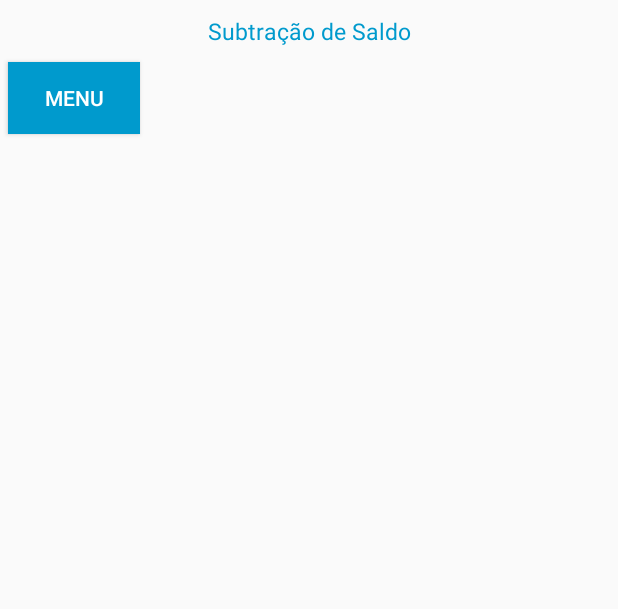
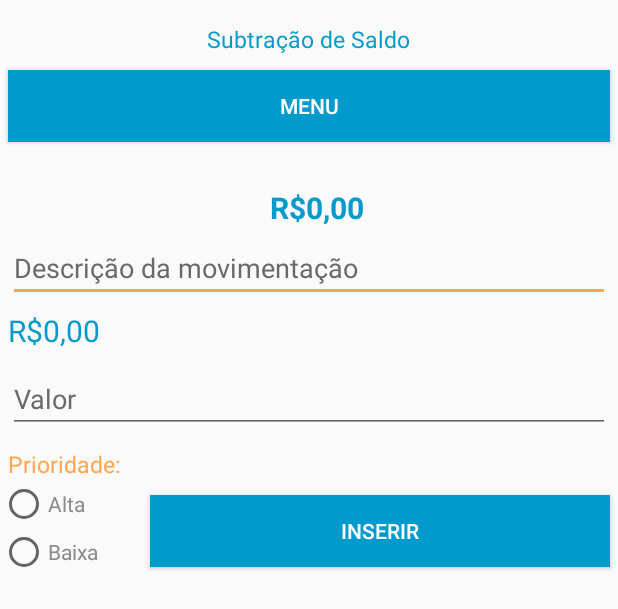
Before and after one commit to contazul/appcontazul, an Android app: the layout activity_subtracao_de_saldo.xml on its own in the app's theme, with its tools: preview values and no code run, on a phone screen of 412 x 824 dp. Shown: the top 609 px of the screen. Run offline under Robolectric (Android 15) with nearby library versions, the phone set to English and light mode, and no system bars.

Commit message:
Alterei o layout

```diff
--- a/app/src/main/java/br/com/appcontazul/activity/SubtracaoDeSaldoActivity.java
+++ b/app/src/main/java/br/com/appcontazul/activity/SubtracaoDeSaldoActivity.java
@@ -71,6 +71,7 @@ public class SubtracaoDeSaldoActivity extends AppCompatActivity {
 
         Requisicao requisicao = new Requisicao();
         this.listaSubtracaoSaldo = (ListView) findViewById(R.id.listaSaldoConta);
+        this.listaSubtracaoSaldo.setScrollbarFadingEnabled(false);
         this.adaptador04 = new Adaptador04(requisicao.requestListaSubtracaoSaldo(),this);
         this.listaSubtracaoSaldo.setAdapter(this.adaptador04);
     }
@@ -92,7 +93,7 @@ public class SubtracaoDeSaldoActivity extends AppCompatActivity {
             public void onTextChanged(CharSequence s, int start, int before,
                                       int count) {
 
-                textViewRE28.setText("");
+                textViewRE28.setVisibility(View.GONE);
             }
         });
 
@@ -115,7 +116,7 @@ public class SubtracaoDeSaldoActivity extends AppCompatActivity {
 
             public void onTextChanged(CharSequence s, int start, int before, int count) {
 
-                textViewRE29.setText("");
+                textViewRE29.setVisibility(View.GONE);
                 String sequencia = s.toString();
                 Formatacao formatacao = new Formatacao();
                 if(!sequencia.isEmpty()) {
@@ -187,6 +188,7 @@ public class SubtracaoDeSaldoActivity extends AppCompatActivity {
 
         if(editTextDescricaoDaMovimentacao.getText().toString().equals("")){
 
+            textViewRE28.setVisibility(View.VISIBLE);
             textViewRE28.setText(R.string.activitySomadeSaldo_textViewRE28);
             validar = false;
 
@@ -194,6 +196,7 @@ public class SubtracaoDeSaldoActivity extends AppCompatActivity {
 
         if (editTextValorDaMovimentacao.getText().toString().equals("")) {
 
+            textViewRE29.setVisibility(View.VISIBLE);
             textViewRE29.setText(R.string.activitySomadeSaldo_textViewRE29);
             validar = false;
         } else {
@@ -202,6 +205,7 @@ public class SubtracaoDeSaldoActivity extends AppCompatActivity {
 
             if (valor == 0) {
 
+                textViewRE29.setVisibility(View.VISIBLE);
                 textViewRE29.setText(R.string.activitySomaSaldoMensagem);
                 validar = false;
             }
--- a/app/src/main/res/layout/activity_cadastro.xml
+++ b/app/src/main/res/layout/activity_cadastro.xml
@@ -1,6 +1,5 @@
 <?xml version="1.0" encoding="utf-8"?>
 <ScrollView xmlns:android="http://schemas.android.com/apk/res/android"
-    xmlns:app="http://schemas.android.com/apk/res-auto"
     xmlns:tools="http://schemas.android.com/tools"
     android:layout_width="match_parent"
     android:layout_height="match_parent"
--- a/app/src/main/res/layout/activity_soma_de_saldo.xml
+++ b/app/src/main/res/layout/activity_soma_de_saldo.xml
@@ -46,9 +46,6 @@
         android:layout_height="wrap_content"
         android:id="@+id/textView_SaldodaConta"
         android:text="@string/activitySomadeSaldo_textValorFormatado"
-        app:layout_constraintTop_toTopOf="@+id/textView_RE29"
-        app:layout_constraintBottom_toBottomOf="@+id/textView_RE29"
-        app:layout_constraintLeft_toLeftOf="parent"
         android:layout_marginTop="30sp"
         android:layout_marginStart="5dp"
         android:textSize="20sp"
--- a/app/src/main/res/layout/activity_subtracao_de_saldo.xml
+++ b/app/src/main/res/layout/activity_subtracao_de_saldo.xml
@@ -1,206 +1,163 @@
 <?xml version="1.0" encoding="utf-8"?>
-<android.support.constraint.ConstraintLayout xmlns:android="http://schemas.android.com/apk/res/android"
+<LinearLayout xmlns:android="http://schemas.android.com/apk/res/android"
     xmlns:app="http://schemas.android.com/apk/res-auto"
     xmlns:tools="http://schemas.android.com/tools"
     android:layout_width="match_parent"
     android:layout_height="match_parent"
+    android:orientation="vertical"
+    android:fillViewport="true"
     tools:context=".activity.SubtracaoDeSaldoActivity">
+        <TextView
+            android:id="@+id/textView_funcionalidade3"
+            android:layout_width="wrap_content"
+            android:layout_height="wrap_content"
+            android:layout_gravity="center"
+            android:layout_marginTop="15sp"
+            android:text="@string/activitySubtracaodeSaldo_funcionalidade"
+            android:textColor="@color/colorPrimary"
+            android:textSize="15sp" />
+
+        <Button
+            android:id="@+id/button_menu"
+            android:layout_width="match_parent"
+            android:layout_height="wrap_content"
+            android:layout_marginStart="5dp"
+            android:layout_marginTop="10dp"
+            android:layout_marginEnd="5dp"
+            android:background="@color/colorPrimary"
+            android:onClick="contralMostrarMenu"
+            android:text="@string/activityCentral_buttonMenu"
+            android:textColor="#FFF" />
 
         <TextView
+            android:id="@+id/textView_SaldodaConta"
             android:layout_width="wrap_content"
             android:layout_height="wrap_content"
-        android:id="@+id/textView_funcionalidade3"
-        android:text="@string/activitySubtracaodeSaldo_funcionalidade"
+            android:layout_gravity="center"
+            android:layout_marginStart="5dp"
+            android:layout_marginTop="30sp"
+            android:text="@string/activitySomadeSaldo_textValorFormatado"
             android:textColor="@color/colorPrimary"
-        android:textSize="15sp"
-        app:layout_constraintTop_toTopOf="parent"
-        app:layout_constraintLeft_toLeftOf="parent"
-        app:layout_constraintRight_toRightOf="parent"
-        android:layout_marginTop="10sp"
-        />
-    <Button
+            android:textSize="20sp"
+            android:textStyle="bold" />
+
+        <EditText
+            android:id="@+id/editText_DescricaoMovimentacao"
+            style="@style/StyledTilEditTextTheme"
+            android:layout_width="match_parent"
+            android:layout_height="wrap_content"
+            android:layout_marginStart="5dp"
+            android:layout_marginTop="10dp"
+            android:layout_marginEnd="5dp"
+            android:hint="@string/activitySubtracaodeSaldo_editText_DescricaoMovimentacao"
+            android:textColor="@color/colorPrimary" />
+
+        <TextView
+            android:id="@+id/textView_RE28"
             android:layout_width="wrap_content"
             android:layout_height="wrap_content"
-        android:id="@+id/button_menu"
-        app:layout_constraintTop_toBottomOf="@+id/textView_funcionalidade3"
-        app:layout_constraintLeft_toLeftOf="parent"
-        android:layout_marginLeft="5dp"
-        android:layout_marginTop="10dp"
-        android:text="@string/activityCentral_buttonMenu"
-        android:background="@color/colorPrimary"
-        android:textColor="#FFF"
-        android:onClick="contralMostrarMenu"
-        />
+            android:layout_marginStart="5sp"
+            android:layout_marginEnd="5sp"
+            android:text=""
+            android:textColor="#FF0000"
+            android:textSize="10sp"
+            android:visibility="gone" />
+
+        <TextView
+            android:id="@+id/activityPerfilConta_textViewValorFormatado"
+            android:layout_width="wrap_content"
+            android:layout_height="wrap_content"
+            android:layout_marginStart="5sp"
+            android:layout_marginTop="5sp"
+            android:text="@string/activitySomadeSaldo_textValorFormatado"
+            android:textColor="@color/colorPrimary"
+            android:textSize="20sp" />
 
         <EditText
+            android:id="@+id/editText_ValorDaMovimentacao"
+            style="@style/StyledTilEditTextTheme"
             android:layout_width="match_parent"
             android:layout_height="wrap_content"
-        android:id="@+id/editText_DescricaoMovimentacao"
-        style="@style/editText"
-        android:hint="@string/activitySubtracaodeSaldo_editText_DescricaoMovimentacao"
-        android:width="280dp"
-        app:layout_constraintTop_toTopOf="@id/button_menu"
-        app:layout_constraintBottom_toBottomOf="@+id/button_menu"
-        app:layout_constraintLeft_toLeftOf="parent"
-        android:layout_marginTop="100dp"
+            android:layout_marginStart="5dp"
+            android:layout_marginTop="15dp"
             android:layout_marginEnd="5dp"
-        android:layout_marginStart="5dp"
-        />
+            android:hint="@string/activitySubtracaodeSaldo_editText_ValorDaMovimentacao"
+            android:inputType="number"
+            android:textColor="@color/colorPrimary" />
 
         <TextView
+            android:id="@+id/textView_RE29"
             android:layout_width="wrap_content"
             android:layout_height="wrap_content"
-        android:id="@+id/textView_RE28"
-        android:text=""
-        app:layout_constraintBottom_toBottomOf="@+id/editText_DescricaoMovimentacao"
-        app:layout_constraintTop_toBottomOf="@+id/editText_DescricaoMovimentacao"
-        app:layout_constraintLeft_toLeftOf="parent"
-        app:layout_constraintTop_toTopOf="@+id/editText_DescricaoMovimentacao"
-        android:layout_marginTop="55sp"
             android:layout_marginStart="5sp"
             android:layout_marginEnd="5sp"
-        android:textSize="15sp"
+            android:text=""
             android:textColor="#FF0000"
-        />
+            android:textSize="10sp"
+            android:visibility="gone" />
 
-    <EditText
+        <TextView
+            android:id="@+id/textView_Prioridade"
+            android:layout_width="wrap_content"
+            android:layout_height="wrap_content"
+            android:layout_marginStart="5sp"
+            android:layout_marginTop="10sp"
+            android:layout_marginEnd="5sp"
+            android:text="@string/activitySubtracaodeSaldo_textView_Prioridade"
+            android:textColor="@color/colorAccent"
+            android:textSize="15sp" />
+
+        <android.support.constraint.ConstraintLayout
+            android:layout_width="match_parent"
+            android:layout_height="wrap_content">
+
+            <RadioGroup xmlns:android="http://schemas.android.com/apk/res/android"
+                android:id="@+id/radioGroup_prioridade"
                 android:layout_width="match_parent"
                 android:layout_height="wrap_content"
-        android:id="@+id/editText_ValorDaMovimentacao"
-        style="@style/editText"
-        android:hint="@string/activitySubtracaodeSaldo_editText_ValorDaMovimentacao"
-        app:layout_constraintBottom_toBottomOf="@+id/textView_RE28"
-        app:layout_constraintTop_toBottomOf="@+id/textView_RE28"
-        app:layout_constraintTop_toTopOf="@+id/textView_RE28"
-        app:layout_constraintLeft_toLeftOf="parent"
-        android:layout_marginTop="65dp"
-        android:layout_marginStart="5dp"
-        android:layout_marginEnd="200dp"
-        android:inputType="number"
-        />
+                android:orientation="vertical">
 
-    <TextView
+                <RadioButton
+                    android:id="@+id/button_Alta"
+                    android:layout_width="match_parent"
+                    android:layout_height="wrap_content"
+                    android:onClick="onRadioButtonClicked"
+                    android:text="Alta"
+                    android:textColor="#8B8989" />
+
+                <RadioButton
+                    android:id="@+id/button_Baixa"
                     android:layout_width="wrap_content"
                     android:layout_height="wrap_content"
-        android:id="@+id/activityPerfilConta_textViewValorFormatado"
-        android:text="@string/activitySomadeSaldo_textValorFormatado"
-        android:textColor="@color/colorPrimary"
-        app:layout_constraintBottom_toBottomOf="@+id/editText_DescricaoMovimentacao"
-        app:layout_constraintTop_toBottomOf="@+id/editText_DescricaoMovimentacao"
-        app:layout_constraintTop_toTopOf="@+id/editText_DescricaoMovimentacao"
-        app:layout_constraintLeft_toRightOf="@+id/editText_ValorDaMovimentacao"
-        android:layout_marginStart="5sp"
-        android:layout_marginTop="120sp"
-        android:textSize="20sp"
-        />
+                    android:onClick="onRadioButtonClicked"
+                    android:text="Baixa"
+                    android:textColor="#8B8989" />
+            </RadioGroup>
 
-    <TextView
-        android:layout_width="wrap_content"
-        android:layout_height="wrap_content"
-        android:id="@+id/textView_RE29"
-        android:text=""
-        app:layout_constraintTop_toTopOf="@+id/editText_ValorDaMovimentacao"
-        app:layout_constraintBottom_toBottomOf="@+id/editText_ValorDaMovimentacao"
-        app:layout_constraintLeft_toLeftOf="parent"
-        app:layout_constraintTop_toBottomOf="@+id/editText_ValorDaMovimentacao"
-        android:layout_marginTop="55sp"
-        android:layout_marginStart="5sp"
-        android:textSize="15sp"
-        android:textColor="#FF0000"
-        />
-
-    <TextView
-        android:layout_width="wrap_content"
-        android:layout_height="wrap_content"
-        android:id="@+id/textView_SaldodaConta"
-        android:text="@string/activitySomadeSaldo_textValorFormatado"
-        app:layout_constraintTop_toTopOf="@+id/textView_RE29"
-        app:layout_constraintBottom_toBottomOf="@+id/textView_RE29"
-        app:layout_constraintLeft_toLeftOf="parent"
-        android:layout_marginTop="55dp"
-        android:layout_marginStart="5dp"
-        android:textSize="20sp"
-        />
-
-    <TextView
-        android:layout_width="wrap_content"
-        android:layout_height="wrap_content"
-        android:id="@+id/textView_Prioridade"
-        android:text="@string/activitySubtracaodeSaldo_textView_Prioridade"
-        android:textSize="15sp"
-        app:layout_constraintTop_toTopOf="@+id/textView_SaldodaConta"
-        app:layout_constraintBottom_toBottomOf="@+id/textView_SaldodaConta"
-        app:layout_constraintLeft_toLeftOf="parent"
-        android:layout_marginTop="55dp"
-        android:layout_marginStart="5dp"
-        android:textColor="@color/colorAccent"
-        />
-
-
-    <RadioGroup xmlns:android="http://schemas.android.com/apk/res/android"
+            <Button
+                android:id="@+id/button_InserirMovimentacao"
                 android:layout_width="match_parent"
                 android:layout_height="wrap_content"
-        android:id="@+id/radioGroup_prioridade"
-        android:orientation="vertical"
-        app:layout_constraintTop_toTopOf="@+id/textView_Prioridade"
-        app:layout_constraintBottom_toBottomOf="@+id/textView_Prioridade"
-        app:layout_constraintLeft_toLeftOf="parent"
-        android:layout_marginTop="90dp"
-        android:layout_marginStart="5dp"
-        > <RadioButton
-        android:layout_width="match_parent"
-        android:layout_height="wrap_content"
-        android:id="@+id/button_Alta"
-        android:text="Alta"
-        android:textColor="#8B8989"
-        android:onClick="onRadioButtonClicked"
-        /> <RadioButton
-        android:layout_width="wrap_content"
-        android:layout_height="wrap_content"
-        android:id="@+id/button_Baixa"
-        android:text="Baixa"
-        android:textColor="#8B8989"
-        android:onClick="onRadioButtonClicked"
-        />
-    </RadioGroup>
-
-
-    <Button
-        android:layout_width="wrap_content"
-        android:layout_height="wrap_content"
-        android:id="@+id/button_InserirMovimentacao"
+                android:layout_marginStart="100dp"
+                android:layout_marginTop="10dp"
+                android:layout_marginEnd="5dp"
+                android:background="@color/colorPrimary"
+                android:onClick="buttonInserirMovimentacao"
                 android:text="@string/activitySubtracaodeSaldo_button"
-        app:layout_constraintTop_toTopOf="@+id/textView_Prioridade"
-        app:layout_constraintBottom_toBottomOf="@+id/textView_Prioridade"
-        app:layout_constraintRight_toRightOf="parent"
-        android:layout_marginTop="90dp"
-        android:layout_marginEnd="5dp"
                 android:textColor="#FFF"
-        android:background="@color/colorPrimary"
-        android:paddingRight="5dp"
-        android:paddingLeft="5dp"
-        android:onClick="buttonInserirMovimentacao"
-        />
+                app:layout_constraintTop_toTopOf="@+id/radioGroup_prioridade" />
+        </android.support.constraint.ConstraintLayout>
 
         <LinearLayout
             android:layout_width="match_parent"
-        android:layout_height="match_parent"
+            android:layout_height="wrap_content"
+            android:layout_marginTop="10dp"
             android:orientation="vertical"
-        app:layout_constraintTop_toBottomOf="@+id/button_InserirMovimentacao"
-        android:layout_marginTop="360dp"
-
             >
             <ListView
+                android:id="@+id/listaSaldoConta"
                 android:layout_width="match_parent"
                 android:layout_height="wrap_content"
-            android:id="@+id/listaSaldoConta"
-
                 />
         </LinearLayout>
-
-
-
-
-
-
-</android.support.constraint.ConstraintLayout>
+</LinearLayout>
--- a/app/src/main/res/layout/lista_subtracao_de_saldo.xml
+++ b/app/src/main/res/layout/lista_subtracao_de_saldo.xml
@@ -8,7 +8,7 @@
 
     <LinearLayout
         android:layout_width="match_parent"
-        android:layout_height="match_parent"
+        android:layout_height="wrap_content"
         android:orientation="vertical">
 
         <TextView
```
Lines whose indentation alone changed are shown as unchanged.
